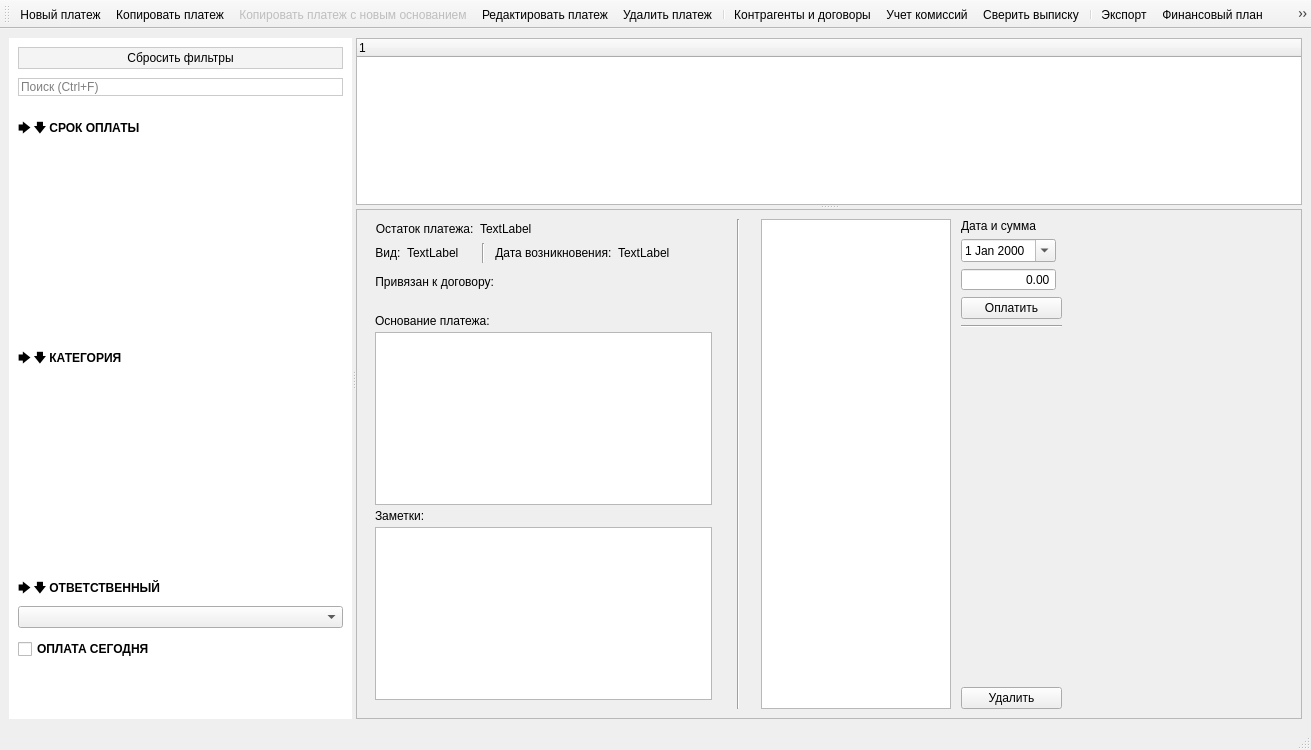
Before: the Qt Designer form designer/ui/mainwindow.ui in Aleee/FinanceCalender, drawn with Qt 5.
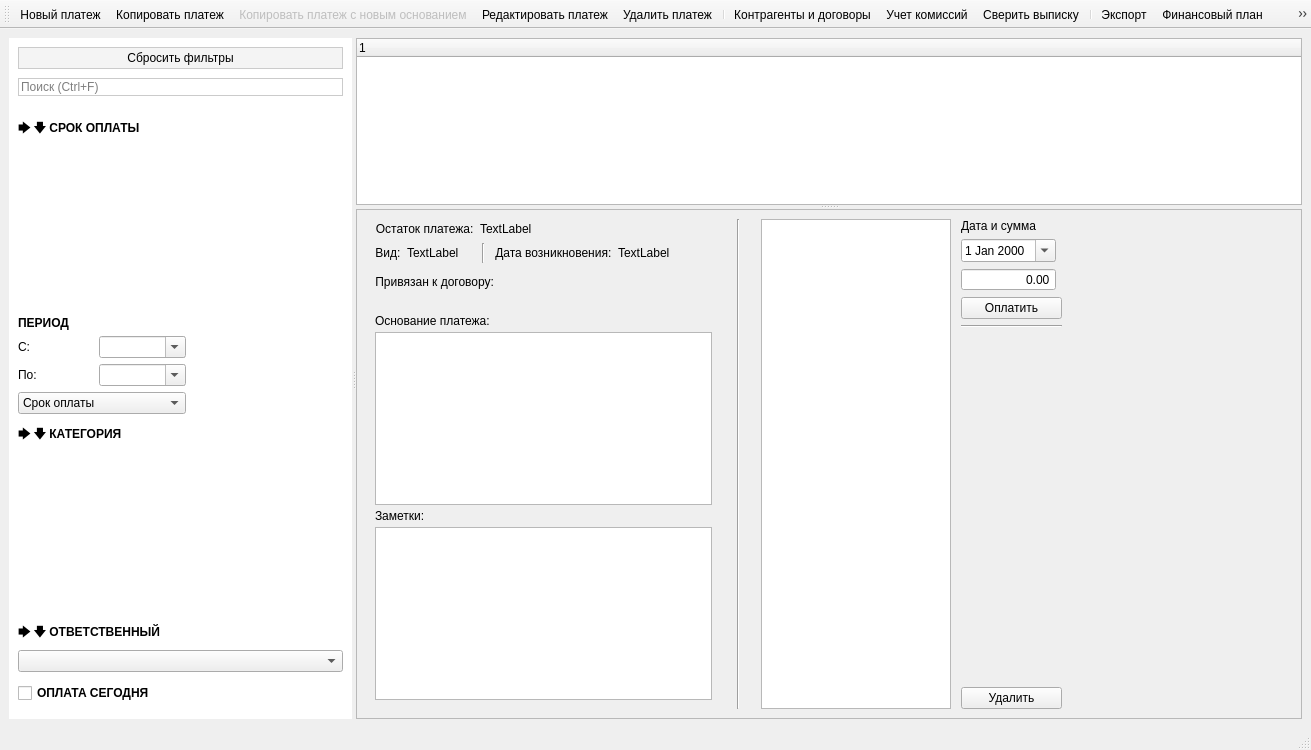
After: the same form once the commit is applied. Icons and pictures are not drawn. Custom widgets are drawn as their Qt base class.

Commit message: feat: custom dates filter

Diff of the .ui file:
```diff
--- a/designer/ui/mainwindow.ui
+++ b/designer/ui/mainwindow.ui
@@ -132,7 +132,7 @@
             </rect>
            </property>
            <layout class="QGridLayout" name="gridLayout_3">
-            <item row="14" column="0" colspan="2">
+            <item row="17" column="0" colspan="2">
              <widget class="SwitchPushButton" name="spb_responsible">
               <property name="font">
                <font>
@@ -147,7 +147,7 @@
               </property>
              </widget>
             </item>
-            <item row="13" column="0">
+            <item row="16" column="0">
              <spacer name="verticalSpacer_7">
               <property name="orientation">
                <enum>Qt::Orientation::Vertical</enum>
@@ -163,7 +163,145 @@
               </property>
              </spacer>
             </item>
-            <item row="17" column="0" colspan="2">
+            <item row="7" column="0" colspan="2">
+             <widget class="SwitchPushButton" name="spb_period">
+              <property name="font">
+               <font>
+                <bold>true</bold>
+               </font>
+              </property>
+              <property name="styleSheet">
+               <string notr="true">border-width: 0px; text-align: left;</string>
+              </property>
+              <property name="text">
+               <string>ПЕРИОД</string>
+              </property>
+             </widget>
+            </item>
+            <item row="8" column="0" colspan="2">
+             <widget class="QWidget" name="wdg_period" native="true">
+              <layout class="QGridLayout" name="gridLayout_period">
+               <property name="horizontalSpacing">
+                <number>6</number>
+               </property>
+               <property name="leftMargin">
+                <number>0</number>
+               </property>
+               <property name="topMargin">
+                <number>0</number>
+               </property>
+               <property name="rightMargin">
+                <number>0</number>
+               </property>
+               <property name="bottomMargin">
+                <number>0</number>
+               </property>
+               <item row="3" column="0" colspan="2">
+                <widget class="QComboBox" name="cmb_perioddate">
+                 <item>
+                  <property name="text">
+                   <string>Срок оплаты</string>
+                  </property>
+                 </item>
+                 <item>
+                  <property name="text">
+                   <string>Дата возникновения</string>
+                  </property>
+                 </item>
+                 <item>
+                  <property name="text">
+                   <string>Дата последней оплаты</string>
+                  </property>
+                 </item>
+                </widget>
+               </item>
+               <item row="0" column="0">
+                <widget class="QLabel" name="label_datefrom">
+                 <property name="text">
+                  <string>С:</string>
+                 </property>
+                </widget>
+               </item>
+               <item row="0" column="1">
+                <widget class="OptionalDateEdit" name="de_datefrom">
+                 <property name="specialValueText">
+                  <string> </string>
+                 </property>
+                 <property name="displayFormat">
+                  <string>dd.MM.yyyy</string>
+                 </property>
+                 <property name="calendarPopup">
+                  <bool>true</bool>
+                 </property>
+                 <property name="minimumDate">
+                  <date>
+                   <year>2000</year>
+                   <month>1</month>
+                   <day>1</day>
+                  </date>
+                 </property>
+                </widget>
+               </item>
+               <item row="1" column="0">
+                <widget class="QLabel" name="label_dateto">
+                 <property name="text">
+                  <string>По:</string>
+                 </property>
+                </widget>
+               </item>
+               <item row="1" column="1">
+                <widget class="OptionalDateEdit" name="de_dateto">
+                 <property name="specialValueText">
+                  <string> </string>
+                 </property>
+                 <property name="displayFormat">
+                  <string>dd.MM.yyyy</string>
+                 </property>
+                 <property name="calendarPopup">
+                  <bool>true</bool>
+                 </property>
+                 <property name="minimumDate">
+                  <date>
+                   <year>2000</year>
+                   <month>1</month>
+                   <day>1</day>
+                  </date>
+                 </property>
+                </widget>
+               </item>
+               <item row="0" column="2">
+                <spacer name="horizontalSpacer_period">
+                 <property name="orientation">
+                  <enum>Qt::Orientation::Horizontal</enum>
+                 </property>
+                 <property name="sizeHint" stdset="0">
+                  <size>
+                   <width>40</width>
+                   <height>20</height>
+                  </size>
+                 </property>
+                </spacer>
+               </item>
+              </layout>
+             </widget>
+            </item>
+            <item row="9" column="0">
+             <spacer name="verticalSpacer_11">
+              <property name="orientation">
+               <enum>Qt::Orientation::Vertical</enum>
+              </property>
+              <property name="sizeType">
+               <enum>QSizePolicy::Policy::Fixed</enum>
+              </property>
+              <property name="sizeHint" stdset="0">
+               <size>
+                <width>5</width>
+                <height>5</height>
+               </size>
+              </property>
+             </spacer>
+            </item>
+            <item row="20" column="0" colspan="2">
              <widget class="QCheckBox" name="chb_paytoday">
               <property name="font">
                <font>
@@ -194,7 +332,7 @@
               </property>
              </widget>
             </item>
-            <item row="7" column="0" colspan="2">
+            <item row="10" column="0" colspan="2">
              <widget class="SwitchPushButton" name="spb_category">
               <property name="font">
                <font>
@@ -209,10 +347,10 @@
               </property>
              </widget>
             </item>
-            <item row="15" column="0" colspan="2">
+            <item row="18" column="0" colspan="2">
              <widget class="QComboBox" name="cmb_responsiblefilter"/>
             </item>
-            <item row="16" column="0">
+            <item row="19" column="0">
              <spacer name="verticalSpacer_8">
               <property name="orientation">
                <enum>Qt::Orientation::Vertical</enum>
@@ -228,7 +366,7 @@
               </property>
              </spacer>
             </item>
-            <item row="18" column="0" colspan="2">
+            <item row="21" column="0" colspan="2">
              <spacer name="verticalSpacer">
               <property name="orientation">
                <enum>Qt::Orientation::Vertical</enum>
@@ -244,7 +382,7 @@
               </property>
              </spacer>
             </item>
-            <item row="9" column="0" colspan="2">
+            <item row="12" column="0" colspan="2">
              <widget class="CategoryFilterListWidget" name="lw_category">
               <property name="sizePolicy">
                <sizepolicy hsizetype="Preferred" vsizetype="Preferred">
@@ -1137,6 +1275,11 @@
   </action>
  </widget>
  <customwidgets>
+  <customwidget>
+   <class>OptionalDateEdit</class>
+   <extends>QDateEdit</extends>
+   <header>gui/commonwidgets/optionaldateedit.h</header>
+  </customwidget>
   <customwidget>
    <class>EventWidget</class>
    <extends>QTreeWidget</extends>
```
The commit also changes 7 other files.
